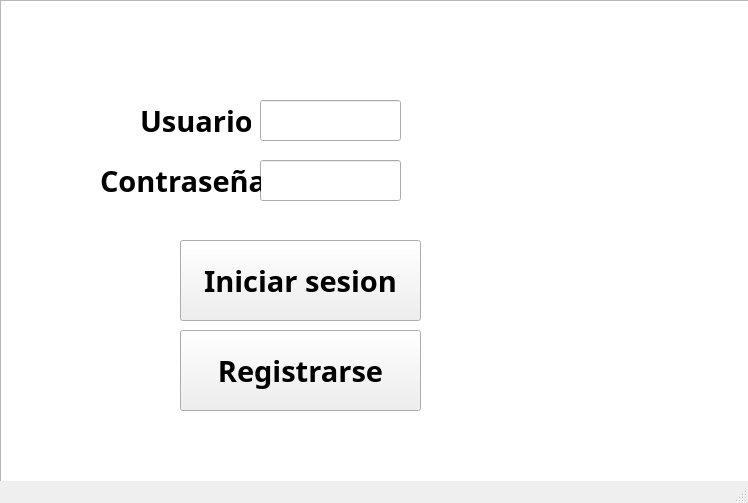
This is juego/mainwindow.ui in ceruz99/ProyectoFinalInf2 as Qt 5 draws it before an edit. The edited form follows.
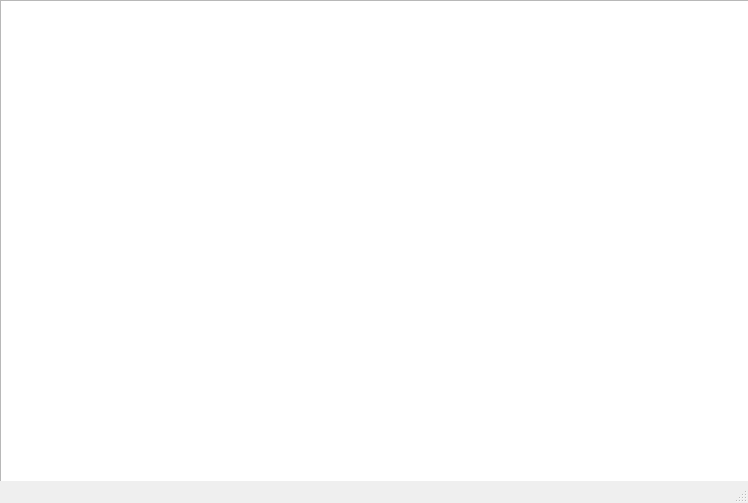
This is the edited form.

Diff of the .ui file:
```diff
--- a/juego/mainwindow.ui
+++ b/juego/mainwindow.ui
@@ -24,126 +24,6 @@
      </rect>
     </property>
    </widget>
-   <widget class="QLineEdit" name="lineEdit">
-    <property name="geometry">
-     <rect>
-      <x>260</x>
-      <y>100</y>
-      <width>141</width>
-      <height>41</height>
-     </rect>
-    </property>
-    <property name="font">
-     <font>
-      <family>Yu Gothic UI Semibold</family>
-      <pointsize>22</pointsize>
-      <weight>75</weight>
-      <bold>true</bold>
-     </font>
-    </property>
-   </widget>
-   <widget class="QLineEdit" name="lineEdit_2">
-    <property name="geometry">
-     <rect>
-      <x>260</x>
-      <y>160</y>
-      <width>141</width>
-      <height>41</height>
-     </rect>
-    </property>
-    <property name="font">
-     <font>
-      <family>Yu Gothic UI Semibold</family>
-      <pointsize>22</pointsize>
-      <weight>75</weight>
-      <bold>true</bold>
-     </font>
-    </property>
-   </widget>
-   <widget class="QLabel" name="label">
-    <property name="geometry">
-     <rect>
-      <x>140</x>
-      <y>100</y>
-      <width>111</width>
-      <height>41</height>
-     </rect>
-    </property>
-    <property name="font">
-     <font>
-      <family>Yu Gothic UI Semibold</family>
-      <pointsize>22</pointsize>
-      <weight>75</weight>
-      <bold>true</bold>
-     </font>
-    </property>
-    <property name="text">
-     <string>Usuario:</string>
-    </property>
-   </widget>
-   <widget class="QLabel" name="label_2">
-    <property name="geometry">
-     <rect>
-      <x>100</x>
-      <y>160</y>
-      <width>161</width>
-      <height>41</height>
-     </rect>
-    </property>
-    <property name="font">
-     <font>
-      <family>Yu Gothic UI Semibold</family>
-      <pointsize>22</pointsize>
-      <weight>75</weight>
-      <bold>true</bold>
-     </font>
-    </property>
-    <property name="text">
-     <string>Contraseña:</string>
-    </property>
-   </widget>
-   <widget class="QPushButton" name="pushButton">
-    <property name="geometry">
-     <rect>
-      <x>180</x>
-      <y>240</y>
-      <width>241</width>
-      <height>81</height>
-     </rect>
-    </property>
-    <property name="font">
-     <font>
-      <family>Yu Gothic UI Semibold</family>
-      <pointsize>22</pointsize>
-      <weight>75</weight>
-      <bold>true</bold>
-     </font>
-    </property>
-    <property name="text">
-     <string>Iniciar sesion</string>
-    </property>
-   </widget>
-   <widget class="QPushButton" name="pushButton_2">
-    <property name="geometry">
-     <rect>
-      <x>180</x>
-      <y>330</y>
-      <width>241</width>
-      <height>81</height>
-     </rect>
-    </property>
-    <property name="font">
-     <font>
-      <family>Yu Gothic UI Semibold</family>
-      <pointsize>22</pointsize>
-      <weight>75</weight>
-      <bold>true</bold>
-     </font>
-    </property>
-    <property name="text">
-     <string>Registrarse</string>
-    </property>
-   </widget>
   </widget>
   <widget class="QMenuBar" name="menubar">
    <property name="geometry">
```
